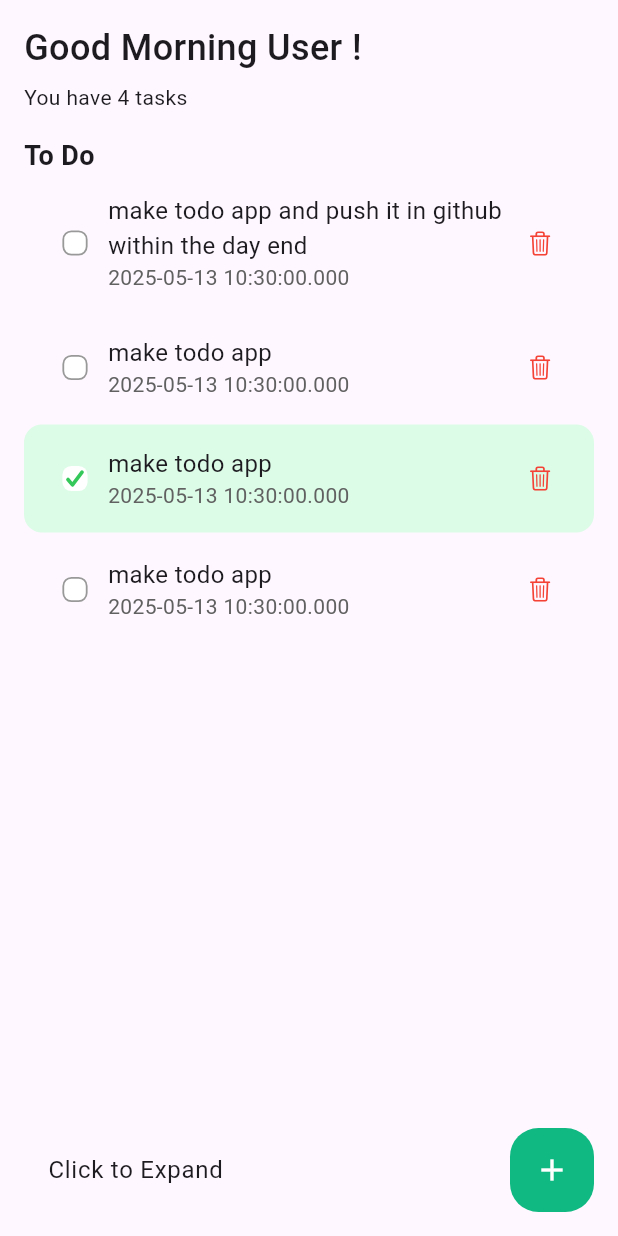
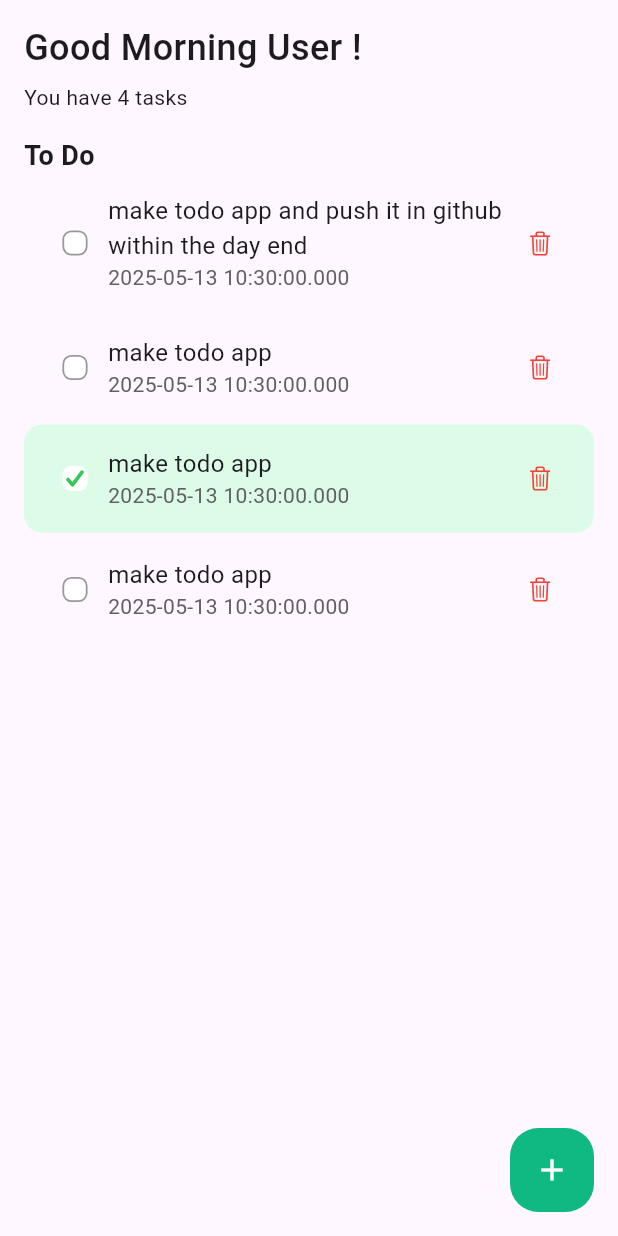
Before and after one commit to 0xawasthi/TODOapp, a Flutter app: the screen it shows after launch, on a phone screen of 412 x 824 dp. Run offline on Flutter 3.47's test engine with Material 3 defaults, Android fonts, the phone set to English and light mode, and no system bars.

```diff
--- a/lib/homepage.dart
+++ b/lib/homepage.dart
@@ -100,6 +100,7 @@ class _HomePageState extends State<HomePage> {
                 ),
                 Expanded(
                   child: ListView.builder(
+                    shrinkWrap: true,
                     itemCount: taskCount,
                     itemBuilder: (BuildContext context, int index) {
                       return ToDoTile(
@@ -111,10 +112,10 @@ class _HomePageState extends State<HomePage> {
                     },
                   ),
                 ),
-                ExpansionTile(
-                  title: Text("Click to Expand"),
-                  children: <Widget>[ListTile(title: Text("Expanded content"))],
-                ),
+                // ExpansionTile(
+                //   title: Text("Click to Expand"),
+                //   children: <Widget>[ListTile(title: Text("Expanded content"))],
+                // ),
               ],
             ),
           ),
```
